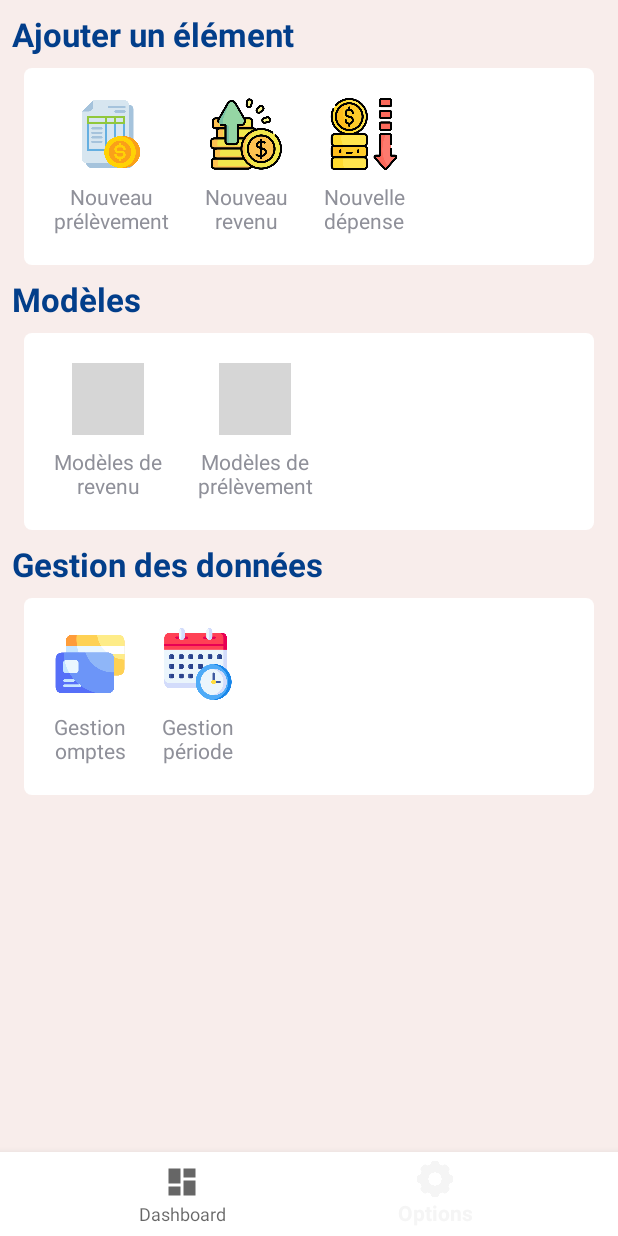
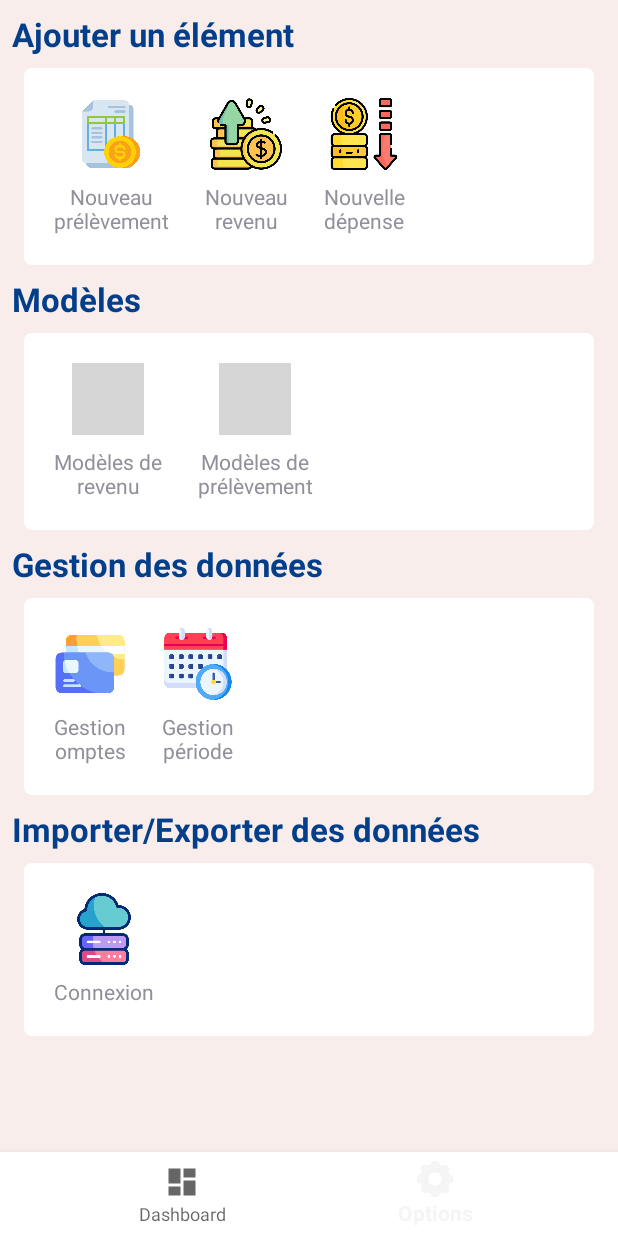
Before and after one commit to JADeveloppement/JADBudget-MVVM, an Android app: the HomeFragment screen opened through its navigation route, on a phone screen of 412 x 824 dp. Run offline under Robolectric (Android 15) with nearby library versions, the phone set to English and light mode, and no system bars; our stand-ins replace FlexboxLayout, Room's generated code, navigation-ui; grey boxes are pictures that could not be loaded.

Commit message:
Start of export data functionnality

```diff
--- a/app/build.gradle.kts
+++ b/app/build.gradle.kts
@@ -58,6 +58,7 @@ dependencies {
     implementation(libs.navigation.ui)
     implementation(libs.room.runtime)
     implementation(libs.flexbox)
+    implementation(libs.volley)
     testImplementation(libs.junit)
     androidTestImplementation(libs.ext.junit)
     androidTestImplementation(libs.espresso.core)
--- a/app/src/main/java/fr/jadeveloppement/budgetsjad/ui/home/HomeFragment.java
+++ b/app/src/main/java/fr/jadeveloppement/budgetsjad/ui/home/HomeFragment.java
@@ -18,10 +18,12 @@ import java.util.ArrayList;
 import java.util.List;
 import java.util.concurrent.atomic.AtomicReference;
 
+import fr.jadeveloppement.budgetsjad.MainActivity;
 import fr.jadeveloppement.budgetsjad.R;
 import fr.jadeveloppement.budgetsjad.components.MenuIcon;
 import fr.jadeveloppement.budgetsjad.components.popups.PopupAccountsContent;
 import fr.jadeveloppement.budgetsjad.components.popups.PopupContainer;
+import fr.jadeveloppement.budgetsjad.components.popups.PopupContentLogin;
 import fr.jadeveloppement.budgetsjad.components.popups.PopupElementContent;
 import fr.jadeveloppement.budgetsjad.components.popups.PopupModelContent;
 import fr.jadeveloppement.budgetsjad.components.popups.PopupPeriodsContent;
@@ -39,8 +41,9 @@ public class HomeFragment extends Fragment {
 
     private final String TAG = "JadBudget";
 
-    private FlexboxLayout menuAddElementContainer, menuModelsContainer, menuManageDatasContainer;
-    private MenuIcon menuAddInvoice, menuAddIncome, menuAddExpense, menuModelIncome, menuModelInvoice, menuManageAccounts, menuManagePeriods;
+    private FlexboxLayout menuAddElementContainer, menuModelsContainer, menuManageDatasContainer, menuManageImportExportContainer;
+    private MenuIcon menuAddInvoice, menuAddIncome, menuAddExpense, menuModelIncome, menuModelInvoice, menuManageAccounts, menuManagePeriods,
+    menuLogin;
     private View viewRoot;
     private BudgetViewModel budgetViewModel;
     private SettingsTable settingsAccount;
@@ -59,6 +62,7 @@ public class HomeFragment extends Fragment {
         menuAddElementContainer = binding.menuAddElementContainer;
         menuModelsContainer = binding.menuModelsContainer;
         menuManageDatasContainer = binding.menuManageDatasContainer;
+        menuManageImportExportContainer = binding.menuManageImportExportContainer;
 
         budgetViewModel = new ViewModelProvider(requireActivity(), new BudgetViewModelFactory(requireContext())).get(BudgetViewModel.class);
 
@@ -67,6 +71,7 @@ public class HomeFragment extends Fragment {
         setAddElementMenu();
         setModelsMenu();
         setModelManage();
+        setLoginMenu();
 
         setMenuAddElementEvents();
         setMenuModelsEvents();
@@ -195,6 +200,19 @@ public class HomeFragment extends Fragment {
         menuAddElementContainer.addView(menuAddExpense.getLayout());
     }
 
+    private void setLoginMenu(){
+        menuLogin = new MenuIcon(requireContext(), menuManageImportExportContainer, "Connexion", R.drawable.database);
+        menuManageImportExportContainer.addView(menuLogin.getLayout());
+
+        menuLogin.getLayout().setOnClickListener(v -> {
+            PopupContainer popupContainer = new PopupContainer(requireContext(), MainActivity.getViewRoot());
+            PopupContentLogin popupContentLogin = new PopupContentLogin(requireContext());
+            popupContainer.addContent(popupContentLogin.getLayout());
+
+            popupContentLogin.getBtnClose().setOnClickListener(v1 -> popupContainer.closePopup());
+        });
+    }
+
     @Override
     public void onDestroyView() {
         super.onDestroyView();
--- a/app/src/main/res/layout/fragment_home.xml
+++ b/app/src/main/res/layout/fragment_home.xml
@@ -64,5 +64,22 @@
                 android:background="@drawable/rounded_box"
                 app:flexWrap="wrap"/>
 
+            <TextView
+                android:layout_width="wrap_content"
+                android:layout_height="wrap_content"
+                android:textAppearance="@style/TextAppearance.AppCompat.Large"
+                android:text="@string/import_export_data"
+                android:textColor="@color/orange1"
+                android:textStyle="bold"/>
+
+            <com.google.android.flexbox.FlexboxLayout
+                android:id="@+id/menuManageImportExportContainer"
+                android:layout_width="match_parent"
+                android:layout_height="wrap_content"
+                android:layout_margin="@dimen/paddingM"
+                android:padding="@dimen/paddingM"
+                android:background="@drawable/rounded_box"
+                app:flexWrap="wrap"/>
+
         </LinearLayout>
 </ScrollView>
--- a/app/src/main/res/values/strings.xml
+++ b/app/src/main/res/values/strings.xml
@@ -33,5 +33,7 @@
     <string name="add_invoice">Ajouter un prélèvement</string>
     <string name="add_income">Ajouter un revenu</string>
     <string name="add_expense">Ajouter une dépense</string>
+    <string name="import_export_data">Importer/Exporter des données</string>
+    <string name="connection">Connexion</string>
 
 </resources>
--- a/gradle/libs.versions.toml
+++ b/gradle/libs.versions.toml
@@ -13,6 +13,7 @@ navigationUi = "2.8.9"
 roomRuntime = "2.7.1"
 roomCompiler = "2.7.1"
 flexbox = "3.0.0"
+volley = "1.2.1"
 
 [libraries]
 junit = { group = "junit", name = "junit", version.ref = "junit" }
@@ -28,6 +29,7 @@ navigation-ui = { group = "androidx.navigation", name = "navigation-ui", version
 room-runtime = { group = "androidx.room", name = "room-runtime", version.ref = "roomRuntime" }
 room-compiler = { group = "androidx.room", name = "room-compiler", version.ref = "roomCompiler" }
 flexbox = { module = "com.google.android.flexbox:flexbox", version.ref = "flexbox" }
+volley = { module = "com.android.volley:volley", version.ref = "volley" }
 
 [plugins]
 android-application = { id = "com.android.application", version.ref = "agp" }
```
Also changed, not shown: app/src/main/java/fr/jadeveloppement/budgetsjad/components/popups/PopupContentLogin.java (added, +87 -0 lines), app/src/main/res/layout/popup_managelogin_layout.xml (added, +67 -0 lines), app/src/main/res/drawable/database.png (added).
